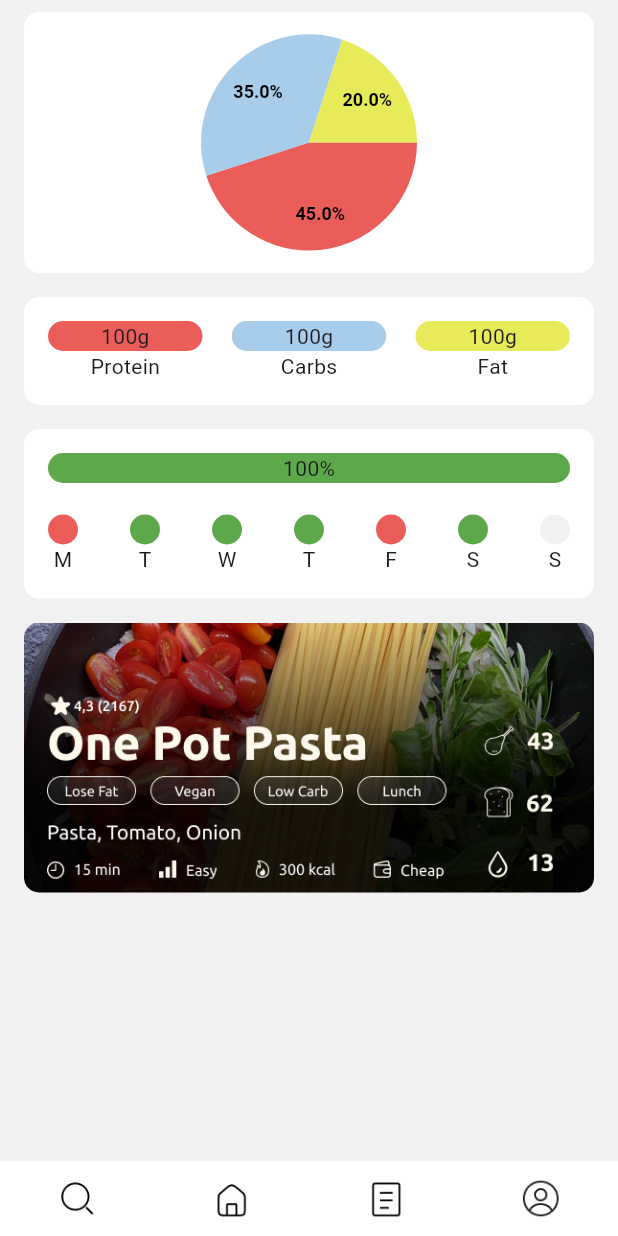
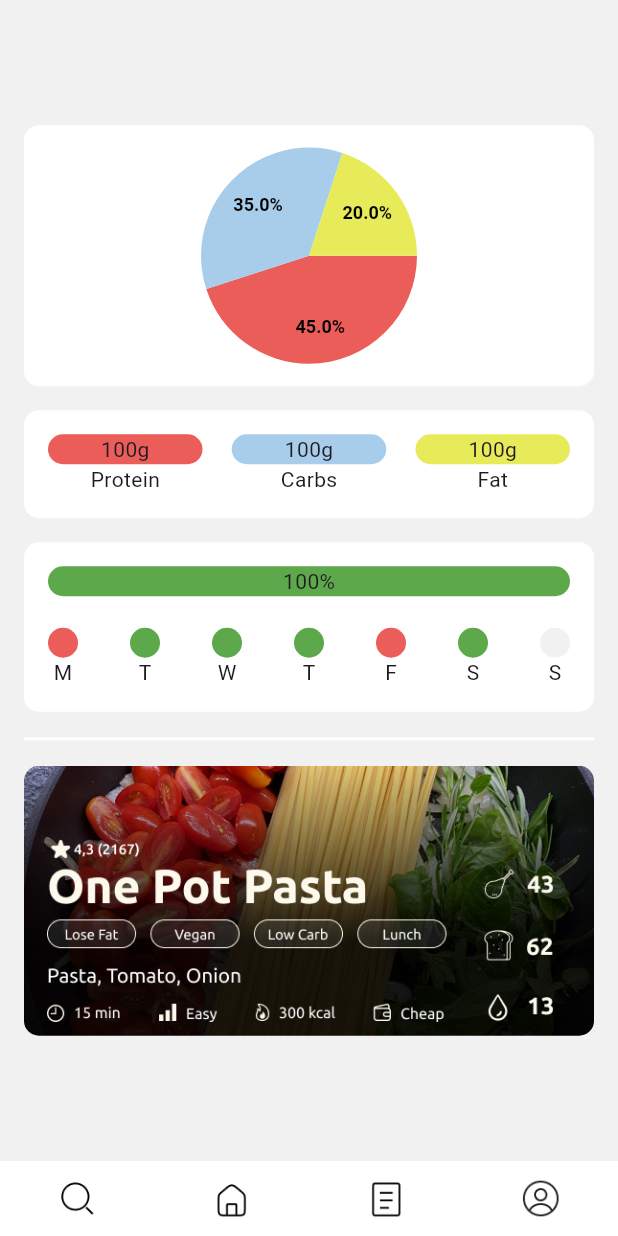
Before and after one commit to patschwendeman/mealPlaner-prototype, a Flutter app: the screen it shows after launch, on a phone screen of 412 x 824 dp. Run offline on Flutter 3.47's test engine with Material 3 defaults, Android fonts, the phone set to English and light mode, and no system bars; drawn by our look-alikes of pie_chart; our stand-ins replace flutter_bloc.

Commit message:
Add scroll feature to home screen

```diff
--- a/app/lib/features/home/view/home_view.dart
+++ b/app/lib/features/home/view/home_view.dart
@@ -8,8 +8,6 @@ import 'package:app/shared/variables/colors.dart';
 
 class HomeView extends StatelessWidget {
   const HomeView({super.key});
-
-
 
   @override
   Widget build(BuildContext context) {
@@ -22,18 +20,26 @@ class HomeView extends StatelessWidget {
             color: AppColors.grey,
             child: Center(
               child: Container(
-                    padding: const EdgeInsets.symmetric(horizontal: 16.0),
+                  padding: const EdgeInsets.symmetric(
+                      horizontal: 16.0, vertical: 8.0),
+                  child: const SingleChildScrollView(
                       child: Column(
                     /* mainAxisAlignment: MainAxisAlignment.spaceBetween, */
 
                     children: [
-                        const PieChartCard(),
+                      PieChartCard(),
                       MacroBarsCard(),
-                        const DailyBarsCard(),
+                      DailyBarsCard(),
+                      Divider(
+                        color: AppColors.white,
+                        height: 20, // Höhe der Linie
+                        thickness: 2, // Dicke der Linie
+                      ),
                       MealCard(),
                     ],
                   ))),
             ),
+          ),
         ));
   }
 }
```
Lines whose indentation alone changed are shown as unchanged.
